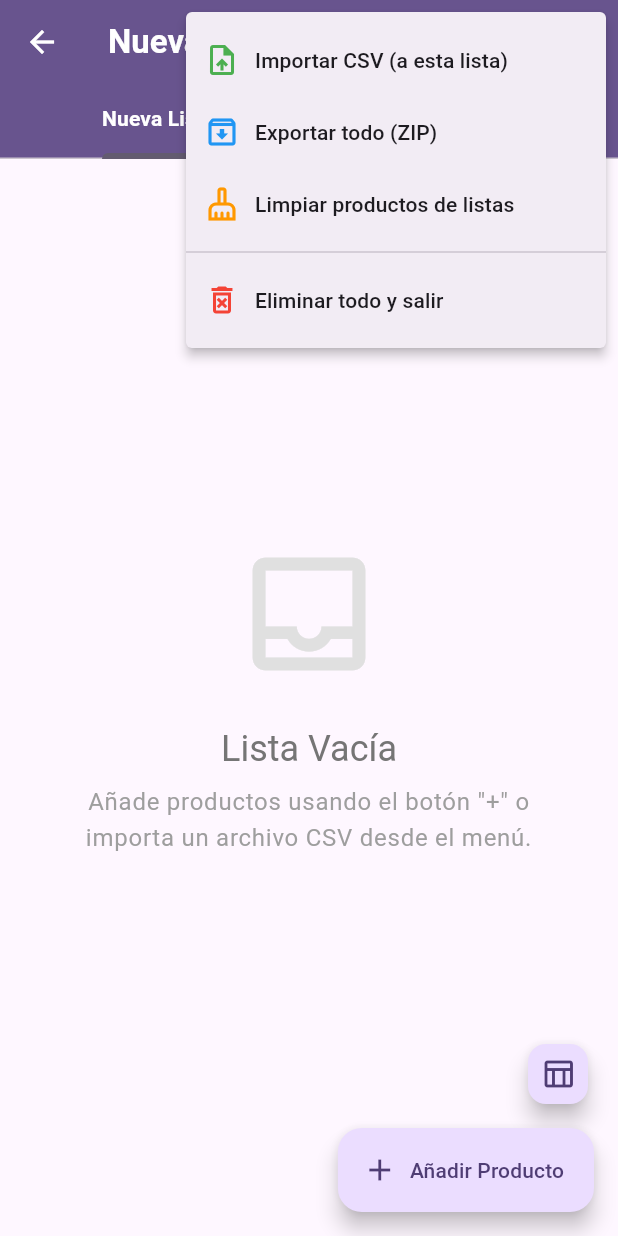
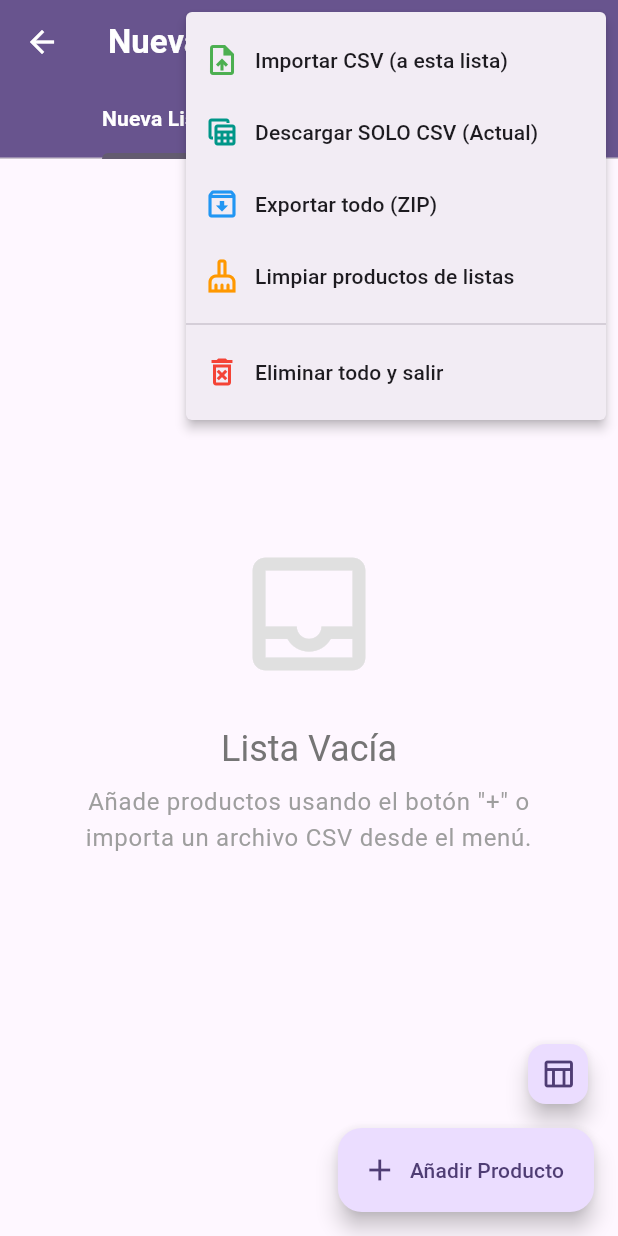
Before and after one commit to Arbenidas/Agro-listados-realease, a Flutter app: the ProductManagementPage screen opened directly, after a tap on the "more vert" icon, on a phone screen of 412 x 824 dp. Run offline on Flutter 3.47's test engine with Material 3 defaults, Android fonts, the phone set to English and light mode, and no system bars; our stand-ins replace dropdown_search, file_picker, package_info_plus, pdf, share_plus, shared_preferences; missing offline and left inert: universal_html; accounts and stored records are empty.

Commit message:
hotfix, focus de rowEntry y productos de CDA nuevos

```diff
--- a/lib/data/product_mapping.dart
+++ b/lib/data/product_mapping.dart
@@ -32,8 +32,14 @@ const Map<String, String> productNormalizationMap = {
   "SANDIA ": "Sandia",
 
   // Productos con nombres diferentes
-  "NARANJA VALENCIA IMPORTADA": "Naranja", // Asignamos la importada a "Naranja"
-
+  "NARANJA VALENCIA IMPORTADA": "Naranja",
+  "TOMATE 3RA": "Tomate de Tercera",
+  "BERENJENA 1RA": "Berenjena", // Asignamos la importada a "Naranja"
+  "SANDIA (CENTRAL DE ABASTOS)": "Sandia",
+  "REPOLLO (CENTRAL DE ABASTOS)":"Repollo",
+  "HUEVO GRANDE (CENTRAL DE ABASTOS)":"Huevo Grande",
+  "CEBOLLA ROJA (CENTRAL DE ABASTOS)":"Cebolla Morada",
+  "GUAYABA (CENTRAL DE ABASTOS)":"Guayaba"
   // --- Añade cualquier otro producto aquí ---
   // "NOMBRE_EN_CSV": "NombreEnProductsData",
 };
--- a/lib/models/managed_list.dart
+++ b/lib/models/managed_list.dart
@@ -1,5 +1,4 @@
 // lib/models/managed_list.dart
-import 'dart:convert';
 import 'package:flutter_listados/models/product.dart';
 import 'package:uuid/uuid.dart';
 
@@ -25,8 +24,8 @@ class ManagedList {
     required this.puntoId,
     List<Product>? products,
     String? id,
-  })  : this.id = id ?? uuid.v4(),
-        this.products = products ?? [];
+  })  : id = id ?? uuid.v4(),
+        products = products ?? [];
 
   Map<String, dynamic> toJson() {
     return {
--- a/lib/models/product.dart
+++ b/lib/models/product.dart
@@ -1,5 +1,7 @@
 // lib/models/product.dart
 // ... (Aquí iría la definición de Product y UnitType)
+// ignore_for_file: constant_identifier_names
+
 enum UnitType {
   Unidad,
   Caja,
--- a/lib/pages/bulk_product_entry_page.dart
+++ b/lib/pages/bulk_product_entry_page.dart
@@ -174,7 +174,7 @@ class _BulkProductEntryPageState extends State<BulkProductEntryPage> {
       _allProducts.removeWhere((p) => (p.name + p.id) == oldKey);
       _allProducts.add(correctedProduct);
       _allProducts
-        ..sort((a, b) => a.name.toLowerCase().compareTo(b.name.toLowerCase()));
+        .sort((a, b) => a.name.toLowerCase().compareTo(b.name.toLowerCase()));
 
       // 4. Refresca la lista visible
       _filterProducts();
@@ -183,6 +183,7 @@ class _BulkProductEntryPageState extends State<BulkProductEntryPage> {
 
   /// --- MODIFICADO: Bloquea el guardado si hay inválidos ---
   void _saveBulkEntry() {
+    FocusScope.of(context).unfocus();
     // 1. Revisa si AÚN quedan inválidos
     // Es posible que el usuario no haya corregido todos.
     bool hasInvalidProducts = false;
@@ -241,7 +242,7 @@ class _BulkProductEntryPageState extends State<BulkProductEntryPage> {
         const SnackBar(content: Text('Generando PDF... por favor espere')),
       );
 
-      final pdfData = await compute(generateProductListPdf, productsToPrint);
+      await compute(generateProductListPdf, productsToPrint);
 
       if (context.mounted) {
         ScaffoldMessenger.of(context).hideCurrentSnackBar();
--- a/lib/pages/product_management_page.dart
+++ b/lib/pages/product_management_page.dart
@@ -14,7 +14,6 @@ import 'package:flutter_listados/data/dispatch_points.dart';
 import 'package:flutter_listados/data/product_icons.dart';
 import 'package:flutter_listados/data/products_data.dart';
 import 'package:flutter_listados/data/units.dart';
-import 'package:flutter_listados/pages/home_page.dart';
 import 'package:flutter_listados/models/managed_list.dart';
 import 'package:flutter_listados/models/product.dart';
 import 'package:flutter_listados/utils/export_utils.dart';
@@ -440,6 +439,9 @@ class _ProductManagementPageState extends State<ProductManagementPage>
 
               String idProducto = fields[3].trim();
               String nombre = fields[4].trim(); // <-- Nombre original
+              if (nombre.toUpperCase() == "PAQUETE DE BOLSA") {
+                continue; // Salta esta línea y sigue con la próxima
+              }
               final double quantityAsDouble =
                   double.tryParse(fields[7].trim()) ?? 0.0;
               final double unitPrice =
@@ -742,6 +744,16 @@ class _ProductManagementPageState extends State<ProductManagementPage>
 
               if (result == 'import' && currentList != null) {
                 _importCsvAndAddProducts(currentList);
+                // --- NUEVO: Opción para exportar solo CSV ---
+              } else if (result == 'export_csv' && currentList != null) {
+                // Llamamos a la función shareCsv que ya tienes en export_utils.dart
+                shareCsv(
+                  currentList.products,
+                  puntoId: currentList.puntoId,
+                  puntoName: currentList.puntoName,
+                  context: context,
+                );
+              // -------------------------------------------
               } else if (result == 'export_all') {
                 _showExportDialog();
               } else if (result == 'clear_products') {
@@ -758,6 +770,16 @@ class _ProductManagementPageState extends State<ProductManagementPage>
                     Icon(Icons.upload_file, color: Colors.green),
                     SizedBox(width: 10),
                     Text('Importar CSV (a esta lista)'),
+                  ],
+                ),
+              ),
+              const PopupMenuItem<String>(
+                value: 'export_csv',
+                child: Row(
+                  children: [
+                    Icon(Icons.table_view_outlined, color: Colors.teal),
+                    SizedBox(width: 10),
+                    Text('Descargar SOLO CSV (Actual)'),
                   ],
                 ),
               ),
--- a/lib/widgets/ProductSearchSheet.dart
+++ b/lib/widgets/ProductSearchSheet.dart
@@ -2,7 +2,6 @@
 // Actualizado para usar la única fuente de datos de unidades
 
 import 'package:flutter/material.dart';
-import 'package:flutter_listados/data/units.dart'; // ✅ Nueva importación
 import 'package:flutter_listados/models/default_units.dart';
 import 'package:flutter_listados/models/product.dart';
 
--- a/lib/widgets/product_entry_row.dart
+++ b/lib/widgets/product_entry_row.dart
@@ -4,11 +4,9 @@
 import 'package:flutter/material.dart';
 import 'package:flutter/services.dart';
 import 'package:flutter_listados/models/product.dart';
-import 'package:flutter_listados/data/units.dart';
 
 // --- NUEVOS IMPORTS ---
 import 'package:dropdown_search/dropdown_search.dart';
-import 'package:flutter_listados/data/products_data.dart'; // Para defaultUnits
 
 class ProductEntryRow extends StatefulWidget {
   final Product initialProduct;
@@ -258,7 +256,7 @@ class _ProductEntryRowState extends State<ProductEntryRow>
           FilteringTextInputFormatter.allow(RegExp(r'^\d*\.?\d*')),
         ],
         onChanged: (value) {
-          // No es necesario si _updateProduct se llama al desenfocar
+          _updateProduct();
         },
       ),
     );
```
